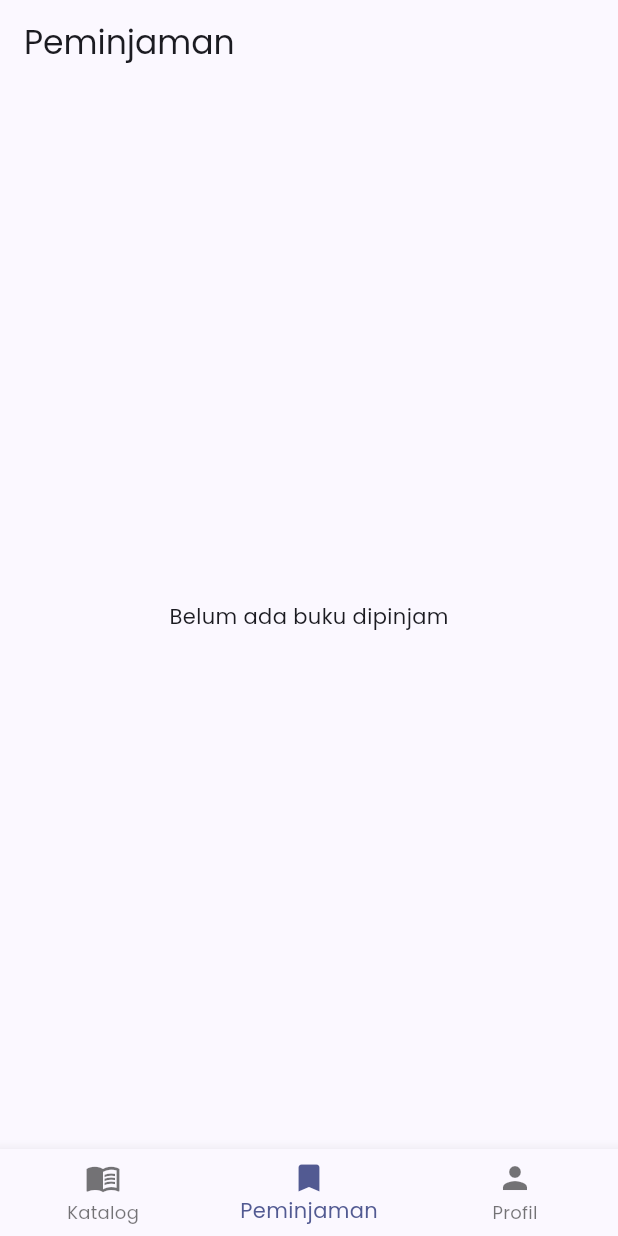
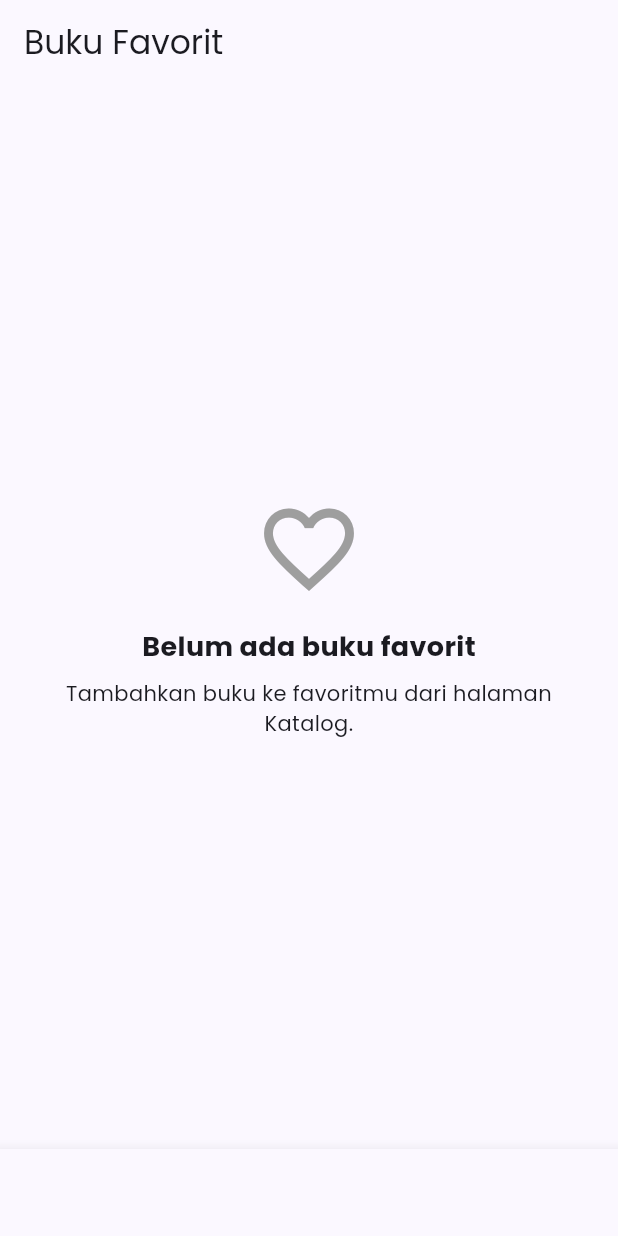
Before and after one commit to ChikaYunitaBahri/pustakakita, a Flutter app: the screen it shows after launch, item 2 of the bottom bar chosen, on a phone screen of 412 x 824 dp. Run offline on Flutter 3.47's test engine with Material 3 defaults, Android fonts, the phone set to English and light mode, and no system bars; our stand-ins replace device_info_plus, flutter_local_notifications, hive_ce_flutter, permission_handler, sqflite, timezone; accounts and stored records are empty; network calls fail.

Commit message:
Buat file halaman Favorit dan hubungkan ke Home Shell

```diff
--- /dev/null
+++ b/lib/screens/favorit_screen.dart
@@ -0,0 +1,136 @@
+
+import 'package:flutter/material.dart';
+import 'package:provider/provider.dart';
+
+import '../models/buku.dart';
+import '../providers/favorit_provider.dart';
+
+class FavoritScreen extends StatelessWidget {
+  const FavoritScreen({super.key});
+
+  @override
+  Widget build(BuildContext context) {
+    final provider = context.watch<FavoritProvider>();
+    final daftar = provider.semua;
+
+    return Scaffold(
+      appBar: AppBar(
+        title: const Text('Buku Favorit'),
+      ),
+      body: daftar.isEmpty
+          ? const Center(
+              child: Padding(
+                padding: EdgeInsets.all(24),
+                child: Column(
+                  mainAxisSize: MainAxisSize.min,
+                  children: [
+                    Icon(
+                      Icons.favorite_border,
+                      size: 72,
+                      color: Colors.grey,
+                    ),
+                    SizedBox(height: 16),
+                    Text(
+                      'Belum ada buku favorit',
+                      style: TextStyle(
+                        fontSize: 18,
+                        fontWeight: FontWeight.bold,
+                      ),
+                    ),
+                    SizedBox(height: 8),
+                    Text(
+                      'Tambahkan buku ke favoritmu dari halaman Katalog.',
+                      textAlign: TextAlign.center,
+                    ),
+                  ],
+                ),
+              ),
+            )
+          : ListView.builder(
+              padding: const EdgeInsets.all(12),
+              itemCount: daftar.length,
+              itemBuilder: (context, index) {
+                final buku = daftar[index];
+
+                return _ItemFavorit(buku: buku);
+              },
+            ),
+    );
+  }
+}
+
+class _ItemFavorit extends StatelessWidget {
+  const _ItemFavorit({required this.buku});
+
+  final Buku buku;
+
+  @override
+  Widget build(BuildContext context) {
+    final tema = Theme.of(context);
+
+    final url = buku.gambar?.replaceFirst('http://', 'https://');
+
+    final gambarPengganti = Container(
+      width: 90,
+      color: tema.colorScheme.surfaceContainerHighest,
+      child: const Icon(Icons.menu_book, size: 36),
+    );
+
+    return Card(
+      margin: const EdgeInsets.only(bottom: 12),
+      clipBehavior: Clip.antiAlias,
+      child: ListTile(
+        contentPadding: const EdgeInsets.all(8),
+        leading: SizedBox(
+          width: 70,
+          height: 100,
+          child: url == null
+              ? gambarPengganti
+              : Image.network(
+                  url,
+                  fit: BoxFit.cover,
+                  errorBuilder: (context, error, stackTrace) =>
+                      gambarPengganti,
+                ),
+        ),
+        title: Text(
+          buku.judul,
+          maxLines: 2,
+          overflow: TextOverflow.ellipsis,
+          style: const TextStyle(fontWeight: FontWeight.bold),
+        ),
+        subtitle: Padding(
+          padding: const EdgeInsets.only(top: 4),
+          child: Text(
+            '${buku.penulis}\n${buku.kategori}',
+            maxLines: 2,
+            overflow: TextOverflow.ellipsis,
+          ),
+        ),
+        trailing: IconButton(
+          tooltip: 'Hapus dari favorit',
+          icon: const Icon(
+            Icons.favorite,
+            color: Colors.red,
+          ),
+          onPressed: () {
+            context.read<FavoritProvider>().toggle(buku);
+            ScaffoldMessenger.of(context).showSnackBar(
+              SnackBar(
+                content: Text('${buku.judul} dihapus dari favorit'),
+                duration: const Duration(seconds: 2),
+              ),
+            );
+          },
+        ),
+        onTap: () {
+          Navigator.pushNamed(
+            context,
+            '/detail',
+            arguments: buku,
+          );
+        },
+      ),
+    );
+  }
+}
--- a/lib/screens/home_shell.dart
+++ b/lib/screens/home_shell.dart
@@ -3,7 +3,9 @@ import 'package:flutter/material.dart';
 import 'package:provider/provider.dart';
 
 import '../providers/peminjaman_provider.dart';
+import '../providers/favorit_provider.dart';
 import 'katalog_screen.dart';
+import 'favorit_screen.dart';
 import 'peminjaman_screen.dart';
 import 'profil_screen.dart';
 
@@ -19,6 +21,7 @@ class _HomeShellState extends State<HomeShell> {
 
   final List<Widget> _pages = const [
     KatalogScreen(),
+    FavoritScreen(),
     PeminjamanScreen(),
     ProfilScreen(),
   ];
@@ -35,6 +38,21 @@ class _HomeShellState extends State<HomeShell> {
             icon: Icon(Icons.menu_book),
             label: 'Katalog',
           ),
+
+          // Tab Favorit dengan badge jumlah buku
+          BottomNavigationBarItem(
+            icon: Selector<FavoritProvider, int>(
+              selector: (_, p) => p.semua.length,
+              builder: (context, jumlah, child) => Badge(
+                isLabelVisible: jumlah > 0,
+                label: Text('$jumlah'),
+                child: const Icon(Icons.favorite),
+              ),
+            ),
+            label: 'Favorit',
+          ),
+
+          // Tab Peminjaman dengan badge jumlah pinjaman
           BottomNavigationBarItem(
             icon: Selector<PeminjamanProvider, int>(
               selector: (_, p) => p.jumlah,
@@ -46,6 +64,7 @@ class _HomeShellState extends State<HomeShell> {
             ),
             label: 'Peminjaman',
           ),
+
           const BottomNavigationBarItem(
             icon: Icon(Icons.person),
             label: 'Profil',
```
